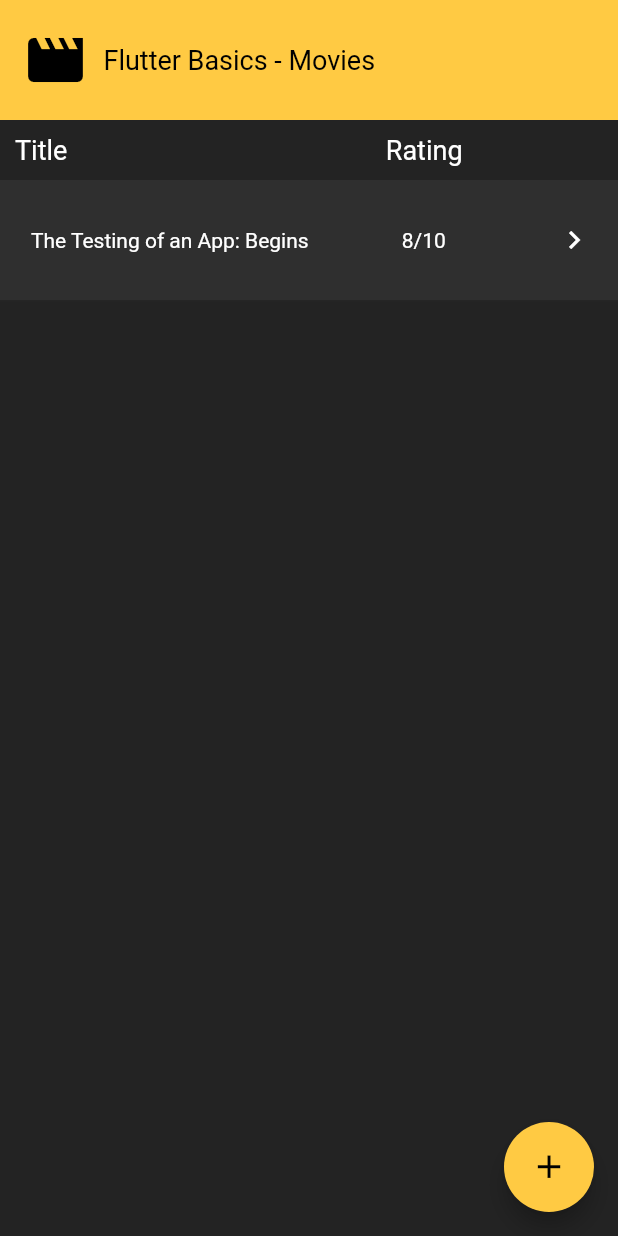
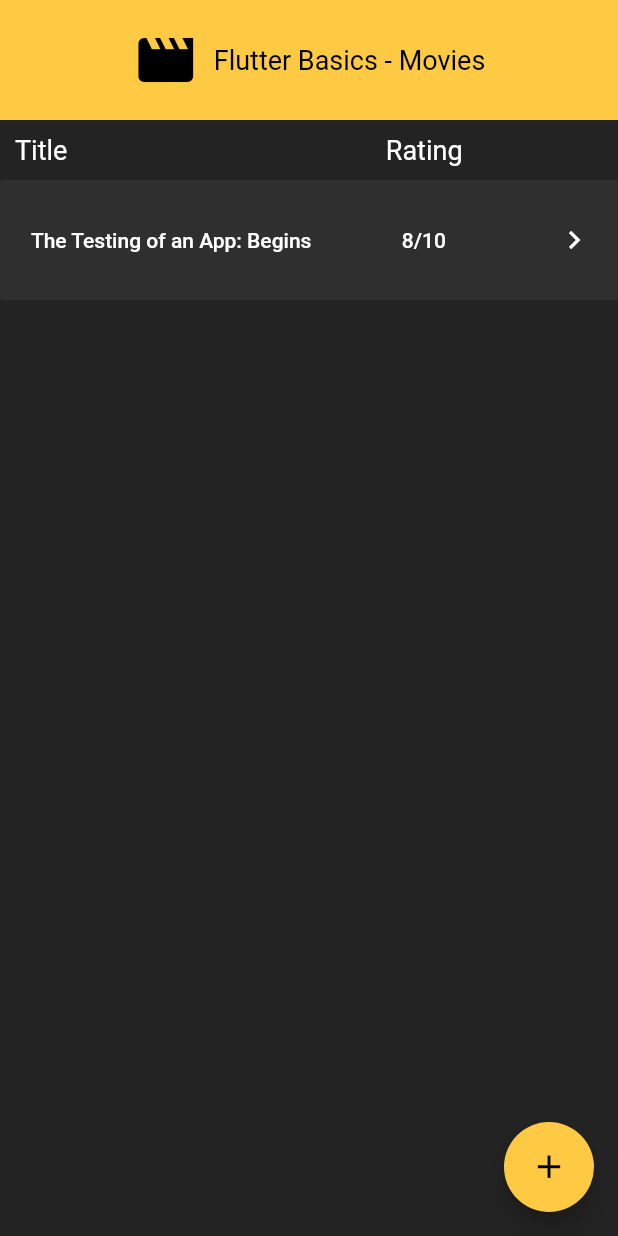
Before and after one commit to Dani2405/Flutter-Basics, a Flutter app: the screen it shows after launch, on a phone screen of 412 x 824 dp. Run offline on Flutter 3.47's test engine with Material 2 defaults, Android fonts, the phone set to English and light mode, and no system bars.

Commit message:
Basic functionality with examples

```diff
--- a/lib/main-old.dart
+++ b/lib/main-old.dart
@@ -101,6 +101,7 @@ class _MyHomePageState extends State<MyHomePage> {
           ],
         ),
       ),
+
       floatingActionButton: FloatingActionButton(
         onPressed: _incrementCounter,
         tooltip: 'Increment',
--- a/lib/main.dart
+++ b/lib/main.dart
@@ -2,10 +2,11 @@ import 'package:flutter/cupertino.dart';
 import 'package:flutter/material.dart';
 import 'package:flutter/services.dart';
 
-void main() => runApp(MyApp());
+import 'movie.dart';
 
-/// This Widget is the main application widget.
-class MyApp extends StatelessWidget {
+void main() => runApp(FlutterBasics());
+
+class FlutterBasics extends StatelessWidget {
   static const String _title = 'Flutter Basics - Movies';
 
   @override
@@ -26,37 +27,36 @@ class MyStatefulWidget extends StatefulWidget {
 }
 
 class _MyStatefulWidgetState extends State<MyStatefulWidget> {
-  int _count = 0;
-
   Widget build(BuildContext context) {
     // to hide both top and bottom bar:
     SystemChrome.setEnabledSystemUIOverlays([]);
 
     return Scaffold(
       backgroundColor: Color(0xFF232323),
-
+      //This is the AppBar, currently not needed
       /*appBar: AppBar(
         backgroundColor: Color(0xFFFFCA43),
       ),*/
 
-
+      //Content
       body: Column(
         children: [
+          //Top bar
           Container (
             color: Color(0xFFFFCA43),
             height: 80,
-            child: Padding (
-              padding: EdgeInsets.fromLTRB(15, 0, 15, 0),
               child: Row(
+                crossAxisAlignment: CrossAxisAlignment.center,
+                mainAxisAlignment: MainAxisAlignment.center,
                 children: [
                   Icon(Icons.movie, color: Colors.black, size: 44),
                   Padding(padding: EdgeInsets.fromLTRB(10, 0, 0, 0)),
-                  Text('Flutter Basics - Movies', style: TextStyle(color: Colors.black, fontSize: 18,),),
+                  Text('Flutter Basics - Movies', textAlign: TextAlign.center, style: TextStyle(color: Colors.black, fontSize: 18,),),
                 ],
               ),
           ),
-          ),
 
+          //Table Header
           Container(
             height: 40,
             child: Padding(
@@ -74,10 +74,23 @@ class _MyStatefulWidgetState extends State<MyStatefulWidget> {
             ),
           ),
 
+          //Table Contents
           Column(
           children: [
-              Container(
+              //Single Movie
+
+              FlatButton (
+                padding: EdgeInsets.all(0),
                 color: Color(0xFF2F2F2F),
+                splashColor: Colors.black54,
+                onPressed: () {
+                  print("Here we go!");
+                  Navigator.push(
+                    context,
+                    MaterialPageRoute(builder: (context) => Movie()),
+                  );
+                },
+                child: Container(
                   height: 80,
                   child: Row(
                     mainAxisAlignment: MainAxisAlignment.spaceAround,
@@ -94,35 +107,36 @@ class _MyStatefulWidgetState extends State<MyStatefulWidget> {
                     ],
                   ),
                 ),
+              ),
 
+              //Bottom Border --------------------------------------------------
               Container(
                 decoration: const BoxDecoration(
-                  border: Border(
-                    bottom: BorderSide(width: 1.0, color: Color(0xFF252525)),
-                  ),
+                  border: Border(bottom: BorderSide(width: 1.0, color: Color(0xFF252525)),),
                 ),
               ),
 
-
           ],
           ),
+      //Body children
         ],
       ),
 
 
+      //Buttons
       floatingActionButton: Container(
         height: 60.0,
         width: 60.0,
         child: FittedBox(
           child: FloatingActionButton(
+            onPressed: () {
+              print("Here we add!");
+            },
             backgroundColor: Color(0xFFFFCA43),
             child: Icon(Icons.add, color: Colors.black,),
           ),
         ),
       ),
-    //Centers button
-    //floatingActionButtonLocation: FloatingActionButtonLocation.centerDocked,
-
     );
   }
 }
```
Also changed, not shown: lib/movie.dart (added, +120 -0 lines), 1 other file. Lines whose indentation alone changed are shown as unchanged.
